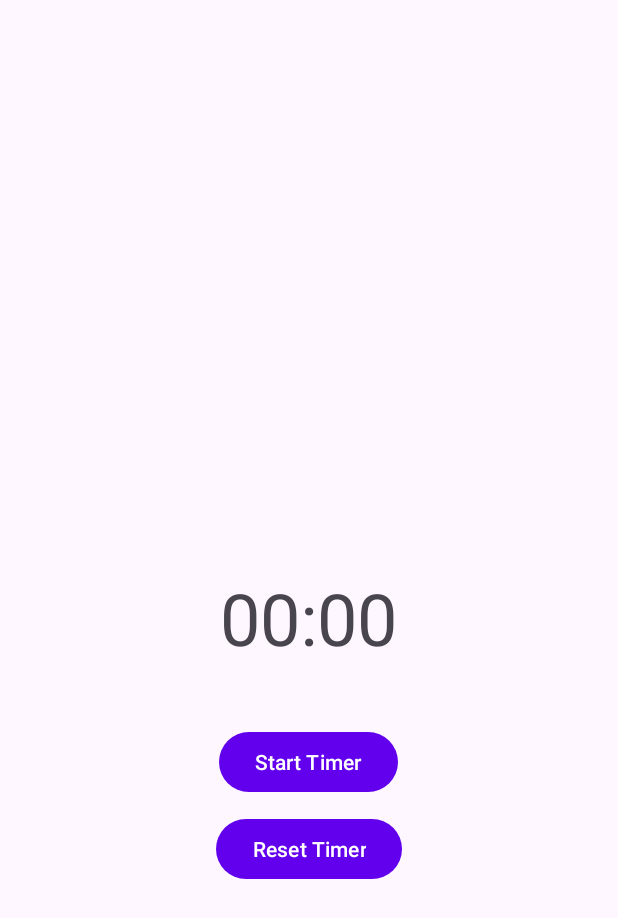
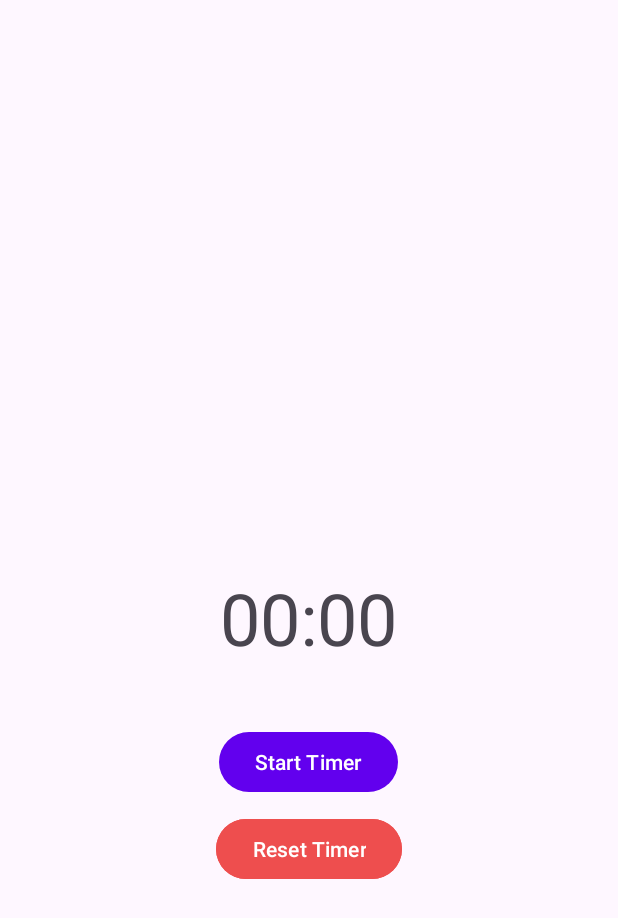
Before and after one commit to kashyapashray/Shambhavi-Timer, an Android app: the screen it shows after launch (MainActivity), on a phone screen of 412 x 824 dp. Shown: the top 918 px of the screen. Run offline under Robolectric (Android 15) with nearby library versions, the phone set to English and light mode, and no system bars.

Commit message:
UI and Beep fixed

```diff
--- a/app/src/main/java/com/example/shambhavi_time/MainActivity.java
+++ b/app/src/main/java/com/example/shambhavi_time/MainActivity.java
@@ -22,7 +22,7 @@ public class MainActivity extends AppCompatActivity {
     private boolean timerRunning;
     private int currentRound = 0;
 
-    private final long[] roundTimes = {120000, 120000, 120000, 420000, 420000, 360000, 240000, 360000}; // Times for each round
+    private final long[] roundTimes = {120000, 120000, 120000, 390000, 420000, 360000, 240000, 360000}; // Times for each round
     private final long breakTime = 3000; // Break time is 10 seconds
     private final long extraBreakTime = 10000; // Extra break time is 15 seconds
 
--- a/app/src/main/res/layout-land/activity_main.xml
+++ b/app/src/main/res/layout-land/activity_main.xml
@@ -46,6 +46,7 @@
             android:layout_width="150dp"
             android:layout_height="wrap_content"
             android:layout_gravity="center_horizontal"
+            android:backgroundTint="#EE4E4E"
             android:text="Reset Timer" />
     </LinearLayout>
 
--- a/app/src/main/res/layout/activity_main.xml
+++ b/app/src/main/res/layout/activity_main.xml
@@ -41,6 +41,7 @@
         android:layout_below="@id/startButton"
         android:layout_centerHorizontal="true"
         android:text="Reset Timer"
+        android:backgroundTint="#EE4E4E"
         android:layout_marginTop="10dp" />
 
 </RelativeLayout>
```
Also changed, not shown: 1 other file.
